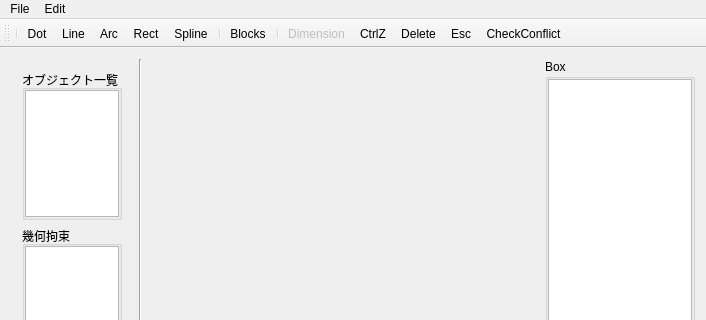
Before: the Qt Designer form src/MainWindow.ui in hal1437/BlockMaker, drawn with Qt 5; both pictures show x 0 to 706 and y 0 to 320 of the 706 by 481 pixel window.
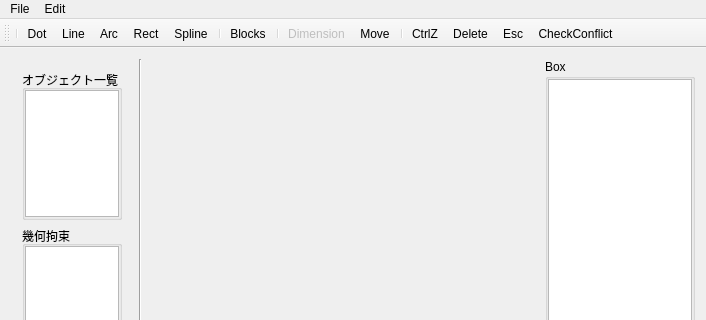
After: the same form once the commit is applied. Icons and pictures are not drawn. Custom widgets are drawn as their Qt base class.

Commit message: MoveTransformDialogを追加

Patch:
```diff
--- a/src/MainWindow.ui
+++ b/src/MainWindow.ui
@@ -286,6 +286,8 @@
    <addaction name="ToolBlocks"/>
    <addaction name="separator"/>
    <addaction name="ToolDimension"/>
+   <addaction name="actionMove"/>
+   <addaction name="separator"/>
    <addaction name="actionCtrlZ"/>
    <addaction name="actionDelete"/>
    <addaction name="actionEsc"/>
@@ -457,6 +459,15 @@
     <string>ResetExpantion</string>
    </property>
   </action>
+  <action name="actionMove">
+   <property name="icon">
+    <iconset resource="../Resource/images.qrc">
+     <normaloff>:/Others/Move.png</normaloff>:/Others/Move.png</iconset>
+   </property>
+   <property name="text">
+    <string>Move</string>
+   </property>
+  </action>
  </widget>
  <layoutdefault spacing="6" margin="11"/>
  <customwidgets>
```
The commit also changes 10 other files.
